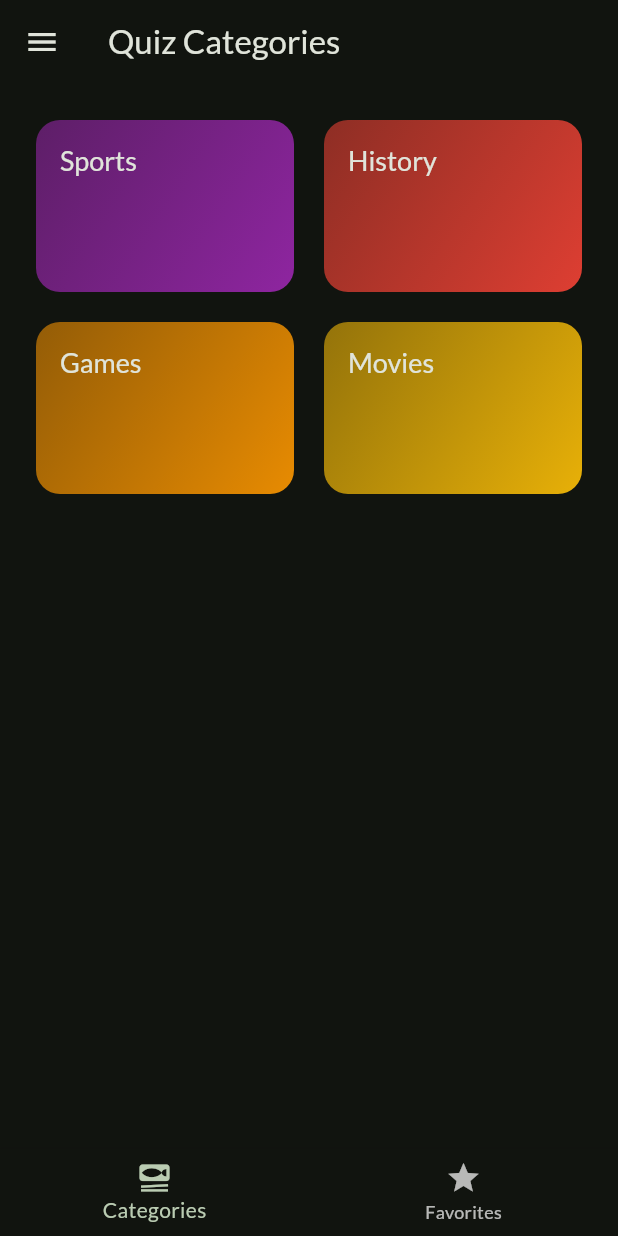
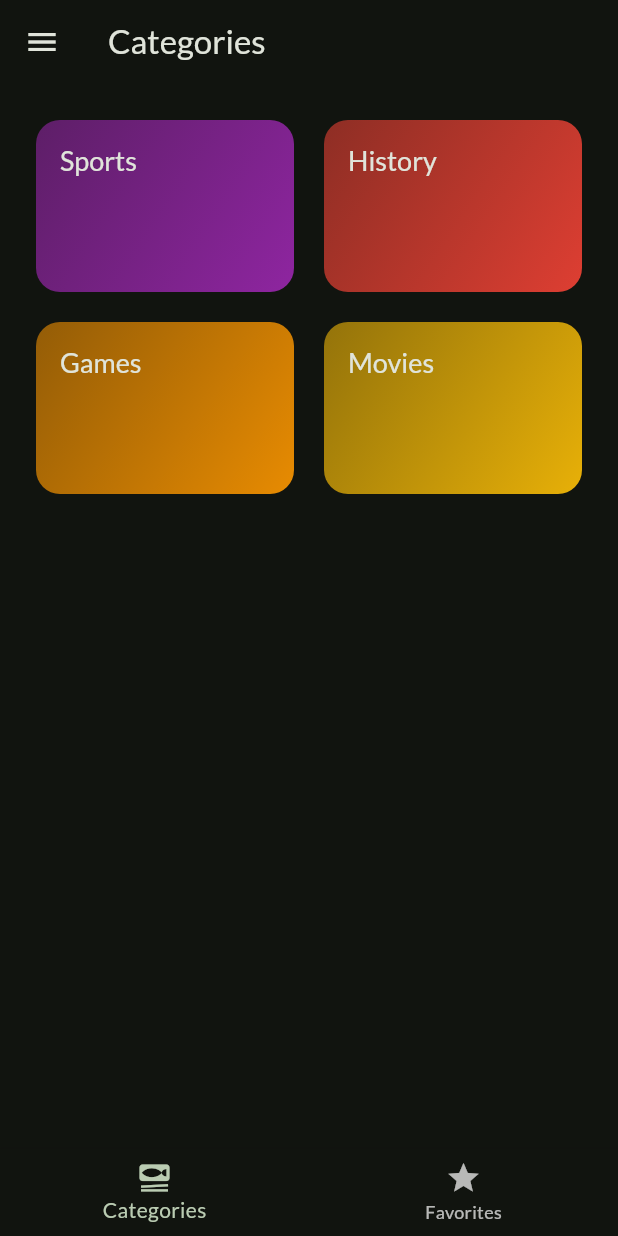
Before and after one commit to Jukez17/ultimatequiz, a Flutter app: the screen it shows after launch, on a phone screen of 412 x 824 dp. Run offline on Flutter 3.47's test engine with Material 2 defaults, Android fonts, the phone set to English and light mode, and no system bars; our stand-ins replace flutter_riverpod, google_fonts, package_info_plus, transparent_image.

Commit message:
New Quiz & Logic improvements
New quiz was added. Improved the logic of the quiz  so when selecting the quiz it also selects the correct quiz data set. Adjusted questions and results to apply with similar changes.

```diff
--- /dev/null
+++ b/lib/data/game_categories.dart
@@ -0,0 +1,26 @@
+import 'package:flutter/material.dart';
+
+import '../models/category.dart';
+
+const gameCategories = [
+  Category(
+    id: 'gc1',
+    title: 'Mobile game',
+    color: Colors.purple,
+  ),
+  Category(
+    id: 'gc2',
+    title: 'History',
+    color: Colors.red,
+  ),
+  Category(
+    id: 'gc3',
+    title: 'Sports',
+    color: Colors.orange,
+  ),
+  Category(
+    id: 'gc4',
+    title: 'Real-time strategy',
+    color: Colors.amber,
+  ),
+];
--- a/lib/models/quiz.dart
+++ b/lib/models/quiz.dart
@@ -1,4 +1,4 @@
-import 'package:flutter/material.dart';
+//import 'package:flutter/material.dart';
 import 'package:uuid/uuid.dart';
 import 'package:intl/intl.dart';
 
@@ -16,6 +16,7 @@ class Quiz {
   const Quiz({
     required this.id,
     required this.categories,
+    required this.gameCategories,
     required this.title,
     required this.imageUrl,
     required this.duration,
@@ -28,6 +29,7 @@ class Quiz {
 
   final String id;
   final List<String> categories;
+  final List<String> gameCategories;
   final String title;
   final String imageUrl;
   final int duration;
--- a/lib/models/quiz_question.dart
+++ b/lib/models/quiz_question.dart
@@ -1,5 +1,9 @@
 class QuizQuestion {
-  const QuizQuestion(this.text, this.answers, this.correctAnswer);
+  const QuizQuestion(
+    this.text,
+    this.answers,
+    this.correctAnswer,
+  );
 
   final String text;
   final List<String> answers;
--- a/lib/questions_summary/questions_indentifier.dart
+++ b/lib/questions_summary/questions_indentifier.dart
@@ -19,15 +19,15 @@ class QuestionIdentifier extends StatelessWidget {
       alignment: Alignment.center,
       decoration: BoxDecoration(
         color: isCorrectAnswer
-            ? const Color.fromARGB(255, 150, 198, 241)
-            : const Color.fromARGB(255, 249, 133, 241),
+            ? const Color.fromARGB(255, 58, 234, 76)
+            : const Color.fromARGB(255, 223, 81, 78),
         borderRadius: BorderRadius.circular(100),
       ),
       child: Text(
         questionNumber.toString(),
         style: const TextStyle(
           fontWeight: FontWeight.bold,
-          color: Color.fromARGB(255, 22, 2, 56),
+          color: Color.fromARGB(255, 255, 255, 255),
         ),
       ),
     );
--- a/lib/questions_summary/summary_item.dart
+++ b/lib/questions_summary/summary_item.dart
@@ -46,7 +46,7 @@ class SummaryItem extends StatelessWidget {
                     )),
                 Text(itemData['correct_answer'].toString(),
                     style: const TextStyle(
-                      color: Color.fromARGB(255, 181, 254, 246),
+                      color: Color.fromARGB(255, 58, 234, 76),
                     )),
               ],
             ),
--- a/lib/screens/quizzes.dart
+++ b/lib/screens/quizzes.dart
@@ -18,6 +18,7 @@ class QuizsScreen extends StatelessWidget {
     Navigator.of(context).push(
       MaterialPageRoute(
         builder: (ctx) => QuizScreen(
+          quizId: quiz.id,
           quiz: quiz,
         ),
       ),
--- a/lib/screens/tabs.dart
+++ b/lib/screens/tabs.dart
@@ -44,7 +44,7 @@ class _TabsScreenState extends ConsumerState<TabsScreen> {
     Widget activePage = CategoriesScreen(
       availableQuiz: availableQuiz,
     );
-    var activePageTitle = 'Quiz Categories';
+    var activePageTitle = 'Categories';
 
     if (_selectedPageIndex == 1) {
       final favoriteQuiz = ref.watch(favoriteQuizProvider);
--- a/lib/widgets/main_drawer.dart
+++ b/lib/widgets/main_drawer.dart
@@ -74,23 +74,6 @@ class _MainDrawerState extends State<MainDrawer> {
           ),
           ListTile(
             leading: Icon(
-              Icons.quiz_sharp,
-              size: 26,
-              color: Theme.of(context).colorScheme.onBackground,
-            ),
-            title: Text(
-              'Quiz',
-              style: Theme.of(context).textTheme.titleSmall!.copyWith(
-                    color: Theme.of(context).colorScheme.onBackground,
-                    fontSize: 24,
-                  ),
-            ),
-            onTap: () {
-              widget.onSelectScreen('quiz');
-            },
-          ),
-          ListTile(
-            leading: Icon(
               Icons.settings,
               size: 26,
               color: Theme.of(context).colorScheme.onBackground,
--- a/lib/widgets/quiz_item.dart
+++ b/lib/widgets/quiz_item.dart
@@ -117,7 +117,7 @@ class QuizItem extends ConsumerWidget {
                   ],
                 ),
               ),
-            )
+            ),
           ],
         ),
       ),
--- a/lib/widgets/results.dart
+++ b/lib/widgets/results.dart
@@ -1,17 +1,19 @@
 import 'package:flutter/material.dart';
 import 'package:google_fonts/google_fonts.dart';
 
-import '../data/questions.dart';
+import '../models/quiz_question.dart';
 import '../questions_summary/questions_summary.dart';
 
 
 class Results extends StatelessWidget {
   const Results({
     super.key,
+    required this.questions,
     required this.chosenAnswers,
     required this.onRestart,
   });
 
+  final List<QuizQuestion> questions;
   final void Function() onRestart;
   final List<String> chosenAnswers;
 
```
Also changed, not shown: lib/data/game_quizes.dart (+20 -0 lines), lib/data/questions.dart (+64 -1 lines), lib/screens/quiz.dart (+22 -0 lines), lib/widgets/questions.dart (+13 -2 lines), lib/providers/guiz_filters_provider.dart (added), lib/widgets/answer_button.dart (line endings or trailing spaces).
